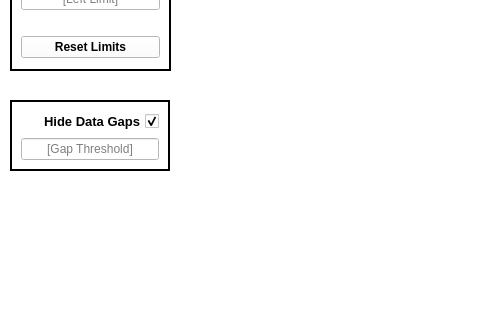
Before: the Qt Designer form src/qt_ui/main_window.ui in Eric-Meunier/Processor-Suite, drawn with Qt 5; both pictures show x 0 to 480 and y 319 to 639 of the 1000 by 1000 pixel window.
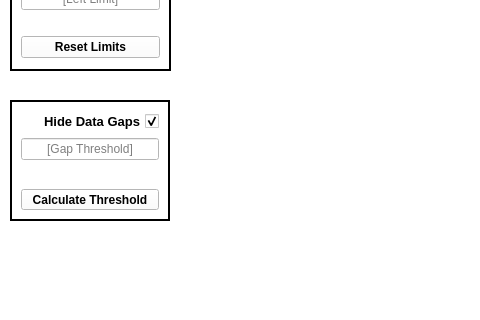
After: the same form once the commit is applied.

Commit message: Seperated the calculation of data gaps into its own method.

The edit to the form file:
```diff
--- a/src/qt_ui/main_window.ui
+++ b/src/qt_ui/main_window.ui
@@ -518,7 +518,7 @@
       <x>10</x>
       <y>400</y>
       <width>160</width>
-      <height>71</height>
+      <height>121</height>
      </rect>
     </property>
     <property name="frameShape">
@@ -560,6 +560,38 @@
        <property name="placeholderText">
         <string>[Gap Threshold]</string>
        </property>
+       <property name="clearButtonEnabled">
+        <bool>false</bool>
+       </property>
+      </widget>
+     </item>
+     <item>
+      <spacer name="verticalSpacer_2">
+       <property name="orientation">
+        <enum>Qt::Vertical</enum>
+       </property>
+       <property name="sizeType">
+        <enum>QSizePolicy::Minimum</enum>
+       </property>
+       <property name="sizeHint" stdset="0">
+        <size>
+         <width>20</width>
+         <height>40</height>
+        </size>
+       </property>
+      </spacer>
+     </item>
+     <item>
+      <widget class="QPushButton" name="calcGapThresh">
+       <property name="minimumSize">
+        <size>
+         <width>0</width>
+         <height>21</height>
+        </size>
+       </property>
+       <property name="text">
+        <string>Calculate Threshold</string>
+       </property>
       </widget>
      </item>
     </layout>
@@ -677,7 +709,7 @@
      </item>
     </layout>
    </widget>
-   <widget class="QFrame" name="">
+   <widget class="QFrame" name="frame">
     <property name="geometry">
      <rect>
       <x>10</x>
```
Left out of the diff: 3 changed lines with no effect on the pictures. The commit also changes 2 other files.
